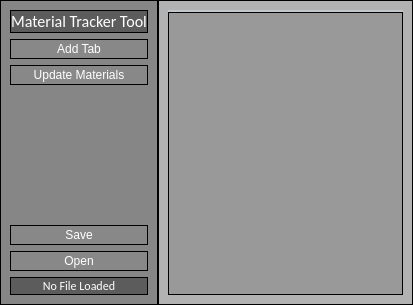
First picture: the form in Forms/MaterialTracker.ui, repository Michael-R-R/GW2_Tool_Hub, before the edit.
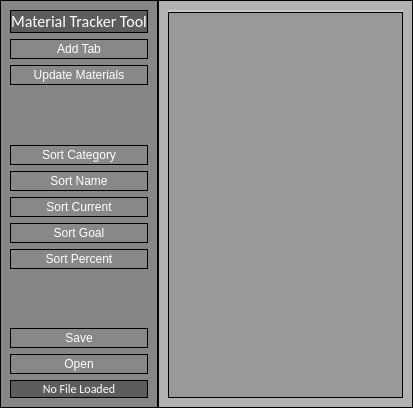
Second picture: the form after the edit.

```diff
--- a/Forms/MaterialTracker.ui
+++ b/Forms/MaterialTracker.ui
@@ -7,7 +7,7 @@
     <x>0</x>
     <y>0</y>
     <width>413</width>
-    <height>305</height>
+    <height>408</height>
    </rect>
   </property>
   <property name="windowTitle">
@@ -121,6 +121,54 @@
           </property>
          </spacer>
         </item>
+        <item>
+         <widget class="QPushButton" name="sortCategoryPushButton">
+          <property name="text">
+           <string>Sort Category</string>
+          </property>
+         </widget>
+        </item>
+        <item>
+         <widget class="QPushButton" name="sortNamePushButton">
+          <property name="text">
+           <string>Sort Name</string>
+          </property>
+         </widget>
+        </item>
+        <item>
+         <widget class="QPushButton" name="sortCurrentPushButton">
+          <property name="text">
+           <string>Sort Current</string>
+          </property>
+         </widget>
+        </item>
+        <item>
+         <widget class="QPushButton" name="sortGoalPushButton">
+          <property name="text">
+           <string>Sort Goal</string>
+          </property>
+         </widget>
+        </item>
+        <item>
+         <widget class="QPushButton" name="sortPercentPushButton">
+          <property name="text">
+           <string>Sort Percent</string>
+          </property>
+         </widget>
+        </item>
+        <item>
+         <spacer name="verticalSpacer_2">
+          <property name="orientation">
+           <enum>Qt::Vertical</enum>
+          </property>
+          <property name="sizeHint" stdset="0">
+           <size>
+            <width>20</width>
+            <height>40</height>
+           </size>
+          </property>
+         </spacer>
+        </item>
         <item>
          <widget class="QPushButton" name="savePushButton">
           <property name="text">
```
